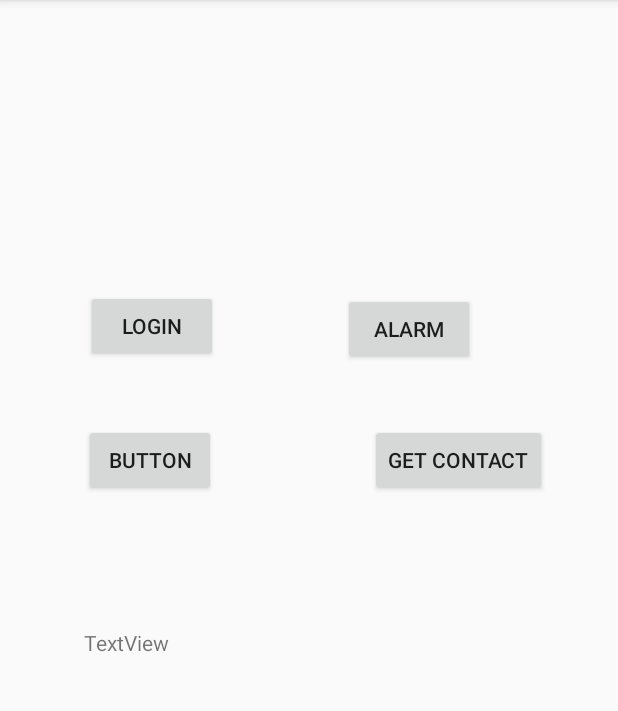
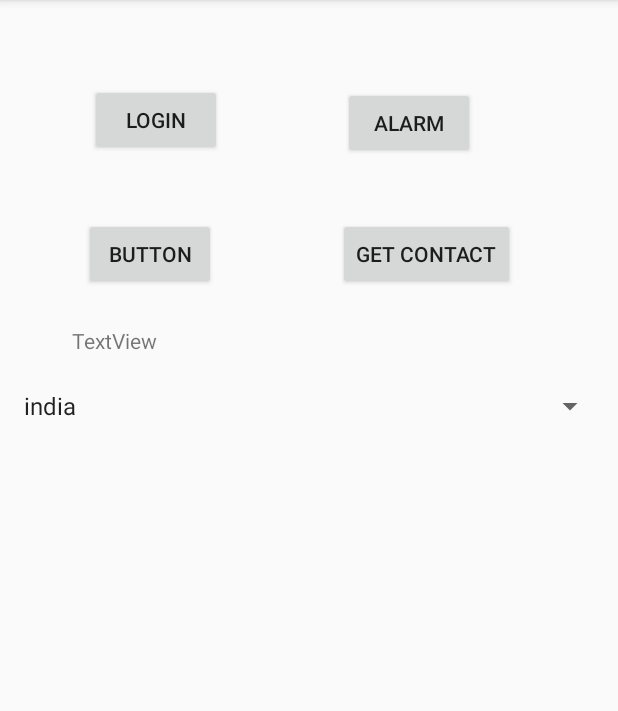
Before and after one commit to abdultanveer/Batch2, an Android app: the screen it shows after launch (MainActivity), on a phone screen of 412 x 824 dp, the part 84-795 px from its top. Run offline under Robolectric (Android 15) with nearby library versions, the phone set to English and light mode, and no system bars.

Commit message:
spinner, arrays

```diff
--- a/app/src/main/java/com/example/batch2/MainActivity.java
+++ b/app/src/main/java/com/example/batch2/MainActivity.java
@@ -11,11 +11,13 @@ import android.support.v7.app.AppCompatActivity;
 import android.os.Bundle;
 import android.util.Log;
 import android.view.View;
+import android.widget.AdapterView;
 import android.widget.Button;
+import android.widget.Spinner;
 import android.widget.TextView;
 import android.widget.Toast;
 
-public class MainActivity extends AppCompatActivity { //AppCompatActivity -- its backwards compatible
+public class MainActivity extends AppCompatActivity implements AdapterView.OnItemSelectedListener { //AppCompatActivity -- its backwards compatible
     public  static String KEY = "mykey";
     public  static String TAG = MainActivity.class.getSimpleName();
 
@@ -23,10 +25,8 @@ public class MainActivity extends AppCompatActivity { //AppCompatActivity -- its
     protected void onCreate(Bundle savedInstanceState) {
         super.onCreate(savedInstanceState);
         setContentView(R.layout.activity_main);//inflating[parsing] activity_main  -- layoutinflater
-        /*Button loginButton = new Button(this);
-        loginButton.setText("login");
-        loginButton.setWidth(100);*/
-        Toast.makeText(this, "created - m/y allocated", Toast.LENGTH_SHORT).show();
+        Spinner mSpinner = findViewById(R.id.spinnercountries);
+        mSpinner.setOnItemSelectedListener(this);
     }
 
     @Override
@@ -144,4 +144,15 @@ public class MainActivity extends AppCompatActivity { //AppCompatActivity -- its
             startActivity(intent);
         }
     }
+
+    @Override
+    public void onItemSelected(AdapterView<?> parent, View view, int position, long id) {
+        String item = parent.getItemAtPosition(position).toString();
+        Toast.makeText(this, item, Toast.LENGTH_SHORT).show();
+    }
+
+    @Override
+    public void onNothingSelected(AdapterView<?> parent) {
+
+    }
 }
--- a/app/src/main/res/layout/activity_main.xml
+++ b/app/src/main/res/layout/activity_main.xml
@@ -10,9 +10,9 @@
         android:id="@+id/button3"
         android:layout_width="wrap_content"
         android:layout_height="wrap_content"
-        android:layout_marginStart="57dp"
-        android:layout_marginLeft="57dp"
-        android:layout_marginTop="193dp"
+        android:layout_marginStart="60dp"
+        android:layout_marginLeft="60dp"
+        android:layout_marginTop="56dp"
         android:onClick="handleClick"
         android:text="login"
         app:layout_constraintStart_toStartOf="parent"
@@ -47,9 +47,9 @@
         android:id="@+id/textViewres"
         android:layout_width="wrap_content"
         android:layout_height="wrap_content"
-        android:layout_marginStart="56dp"
-        android:layout_marginLeft="56dp"
-        android:layout_marginTop="88dp"
+        android:layout_marginStart="48dp"
+        android:layout_marginLeft="48dp"
+        android:layout_marginTop="24dp"
         android:text="TextView"
         app:layout_constraintStart_toStartOf="parent"
         app:layout_constraintTop_toBottomOf="@+id/mbutton" />
@@ -59,10 +59,26 @@
         android:layout_width="wrap_content"
         android:layout_height="wrap_content"
         android:layout_marginTop="39dp"
-        android:layout_marginEnd="47dp"
-        android:layout_marginRight="47dp"
+        android:layout_marginEnd="72dp"
+        android:layout_marginRight="72dp"
+        android:clickable="false"
+        android:onClick="handleClick"
         android:text="get contact"
-        android:onClick="handleClick"
         app:layout_constraintEnd_toEndOf="parent"
+        app:layout_constraintStart_toStartOf="@+id/buttonAlarm"
         app:layout_constraintTop_toBottomOf="@+id/buttonAlarm" />
+
+    <Spinner
+        android:id="@+id/spinnercountries"
+        android:layout_width="match_parent"
+        android:layout_height="wrap_content"
+        android:entries="@array/countries"
+        android:layout_marginStart="8dp"
+        android:layout_marginLeft="8dp"
+        android:layout_marginTop="22dp"
+        android:layout_marginEnd="8dp"
+        android:layout_marginRight="8dp"
+        app:layout_constraintEnd_toEndOf="parent"
+        app:layout_constraintStart_toStartOf="parent"
+        app:layout_constraintTop_toBottomOf="@+id/textViewres" />
 </android.support.constraint.ConstraintLayout>
--- /dev/null
+++ b/app/src/main/res/values/arrays.xml
@@ -0,0 +1,9 @@
+<?xml version="1.0" encoding="utf-8"?>
+<resources>
+    <string-array name="countries">
+        <item>india</item>
+        <item>usa</item>
+        <item>uk</item>
+
+    </string-array>
+</resources>
```
